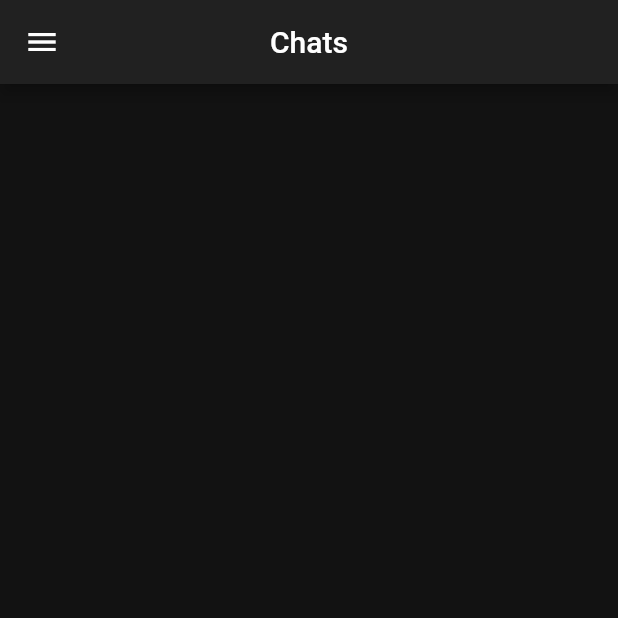
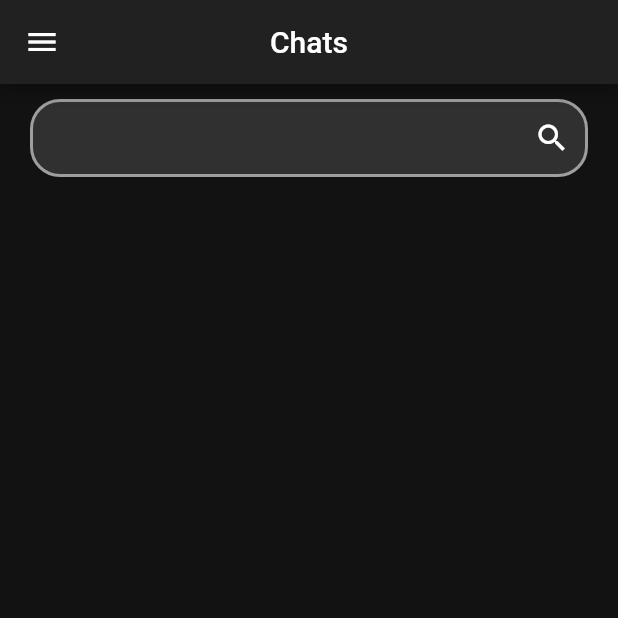
Before and after one commit to minsaf7/Flutter-chat-app-with-Firebase, a Flutter app: the Home screen opened directly, on a phone screen of 412 x 824 dp, the top half of it. Run offline on Flutter 3.47's test engine with Material 2 defaults, Android fonts, the phone set to English and light mode, and no system bars; our stand-ins replace cloud_firestore, firebase_auth, firebase_core, google_fonts, google_sign_in, shared_preferences; accounts and stored records are empty; Roboto replaces fonts that are missing (Ubuntu).

Commit message:
Home screen

```diff
--- a/snailmail/lib/Screens/Home.dart
+++ b/snailmail/lib/Screens/Home.dart
@@ -42,6 +42,40 @@ class _HomeState extends State<Home> {
         ),
       ),
       backgroundColor: secondColor,
+      body: Padding(
+        padding: const EdgeInsets.symmetric(horizontal: 20, vertical: 10),
+        child: Container(
+          child: Column(
+            children: [
+              //search containet
+              Container(
+                decoration: BoxDecoration(
+                    color: Colors.grey[850],
+                    border: Border.all(
+                      color: Colors.grey,
+                      width: 2,
+                    ),
+                    borderRadius: BorderRadius.circular(20)),
+                child: Padding(
+                  padding: const EdgeInsets.symmetric(horizontal: 10),
+
+                  //search textfield and search icon
+                  child: Row(
+                    children: [
+                      Expanded(
+                        child: TextField(
+                          decoration: InputDecoration(border: InputBorder.none),
+                        ),
+                      ),
+                      Icon(Icons.search)
+                    ],
+                  ),
+                ),
+              )
+            ],
+          ),
+        ),
+      ),
     );
   }
 }
--- a/snailmail/lib/main.dart
+++ b/snailmail/lib/main.dart
@@ -30,6 +30,7 @@ class MyApp extends StatelessWidget {
               return SplashScreen();
             }
           }),
+      // home: SplashScreen(),
     );
   }
 }
```
Also changed, not shown: snailmail/lib/Screens/SplashScreen.dart (+30 -0 lines).
